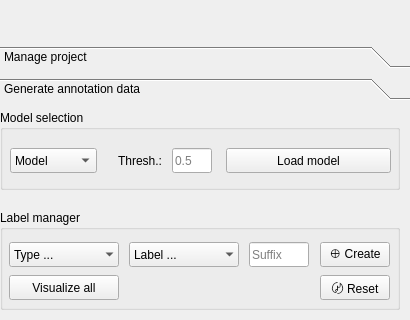
The window that octron/qt_gui/octron.ui (OCTRON-tracking/OCTRON-GUI) describes before a commit, drawn with Qt 5; both pictures show x 0 to 410 and y 105 to 425 of the 410 by 750 pixel window.
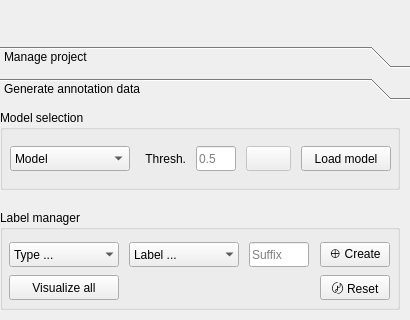
The same window after the commit. The open tabs and pages were chosen to show the change. Icons and pictures are not drawn.

Commit message:
Introduce new button for running SAM
This will enable people to click on "RUN" for SAM3 multi only after all bboxes were drawn

```diff
--- a/octron/qt_gui/octron.ui
+++ b/octron/qt_gui/octron.ui
@@ -516,55 +516,55 @@
               <x>10</x>
               <y>30</y>
               <width>381</width>
-              <height>41</height>
+              <height>37</height>
              </rect>
             </property>
             <layout class="QGridLayout" name="model_select_grid_layout">
              <property name="horizontalSpacing">
               <number>10</number>
              </property>
-             <item row="0" column="3" alignment="Qt::AlignmentFlag::AlignRight|Qt::AlignmentFlag::AlignVCenter">
-              <widget class="QPushButton" name="load_sam_model_btn">
-               <property name="minimumSize">
-                <size>
-                 <width>165</width>
-                 <height>25</height>
-                </size>
-               </property>
-               <property name="maximumSize">
-                <size>
-                 <width>165</width>
-                 <height>25</height>
-                </size>
-               </property>
-               <property name="text">
-                <string>Load model</string>
-               </property>
-              </widget>
-             </item>
-             <item row="0" column="1" alignment="Qt::AlignmentFlag::AlignVCenter">
+             <item row="0" column="1" alignment="Qt::AlignmentFlag::AlignRight|Qt::AlignmentFlag::AlignVCenter">
               <widget class="QLabel" name="threshold_label">
                <property name="minimumSize">
                 <size>
-                 <width>55</width>
+                 <width>50</width>
                  <height>25</height>
                 </size>
                </property>
                <property name="maximumSize">
                 <size>
-                 <width>55</width>
+                 <width>50</width>
                  <height>25</height>
                 </size>
                </property>
                <property name="text">
-                <string>Thresh.:</string>
+                <string>Thresh.</string>
                </property>
                <property name="alignment">
                 <set>Qt::AlignmentFlag::AlignRight|Qt::AlignmentFlag::AlignTrailing|Qt::AlignmentFlag::AlignVCenter</set>
                </property>
               </widget>
              </item>
-             <item row="0" column="2" alignment="Qt::AlignmentFlag::AlignLeft|Qt::AlignmentFlag::AlignVCenter">
+             <item row="0" column="4" alignment="Qt::AlignmentFlag::AlignRight|Qt::AlignmentFlag::AlignVCenter">
+              <widget class="QPushButton" name="load_sam_model_btn">
+               <property name="minimumSize">
+                <size>
+                 <width>90</width>
+                 <height>25</height>
+                </size>
+               </property>
+               <property name="maximumSize">
+                <size>
+                 <width>90</width>
+                 <height>25</height>
+                </size>
+               </property>
+               <property name="text">
+                <string>Load model</string>
+               </property>
+              </widget>
+             </item>
+             <item row="0" column="2" alignment="Qt::AlignmentFlag::AlignRight|Qt::AlignmentFlag::AlignVCenter">
               <widget class="QLineEdit" name="sam3detect_thresh">
                <property name="minimumSize">
                 <size>
@@ -599,13 +599,13 @@
               <widget class="QComboBox" name="sam_model_list">
                <property name="minimumSize">
                 <size>
-                 <width>87</width>
+                 <width>120</width>
                  <height>25</height>
                 </size>
                </property>
                <property name="maximumSize">
                 <size>
-                 <width>87</width>
+                 <width>120</width>
                  <height>25</height>
                 </size>
                </property>
@@ -622,6 +622,44 @@
                </item>
               </widget>
              </item>
+             <item row="0" column="3" alignment="Qt::AlignmentFlag::AlignLeft|Qt::AlignmentFlag::AlignVCenter">
+              <widget class="QPushButton" name="feed_input_to_predictor_btn">
+               <property name="enabled">
+                <bool>false</bool>
+               </property>
+               <property name="sizePolicy">
+                <sizepolicy hsizetype="Fixed" vsizetype="Fixed">
+                 <horstretch>0</horstretch>
+                 <verstretch>0</verstretch>
+                </sizepolicy>
+               </property>
+               <property name="minimumSize">
+                <size>
+                 <width>45</width>
+                 <height>25</height>
+                </size>
+               </property>
+               <property name="maximumSize">
+                <size>
+                 <width>45</width>
+                 <height>25</height>
+                </size>
+               </property>
+               <property name="baseSize">
+                <size>
+                 <width>15</width>
+                 <height>25</height>
+                </size>
+               </property>
+               <property name="toolTip">
+                <string>Predict with SAM3 multi on bounding boxes you drew.
+Keyboard shortcut: p</string>
+               </property>
+               <property name="text">
+                <string/>
+               </property>
+              </widget>
+             </item>
             </layout>
            </widget>
           </widget>
```
Left out of the diff: 2 changed lines with no effect on the pictures. The commit also changes 3 other files.
